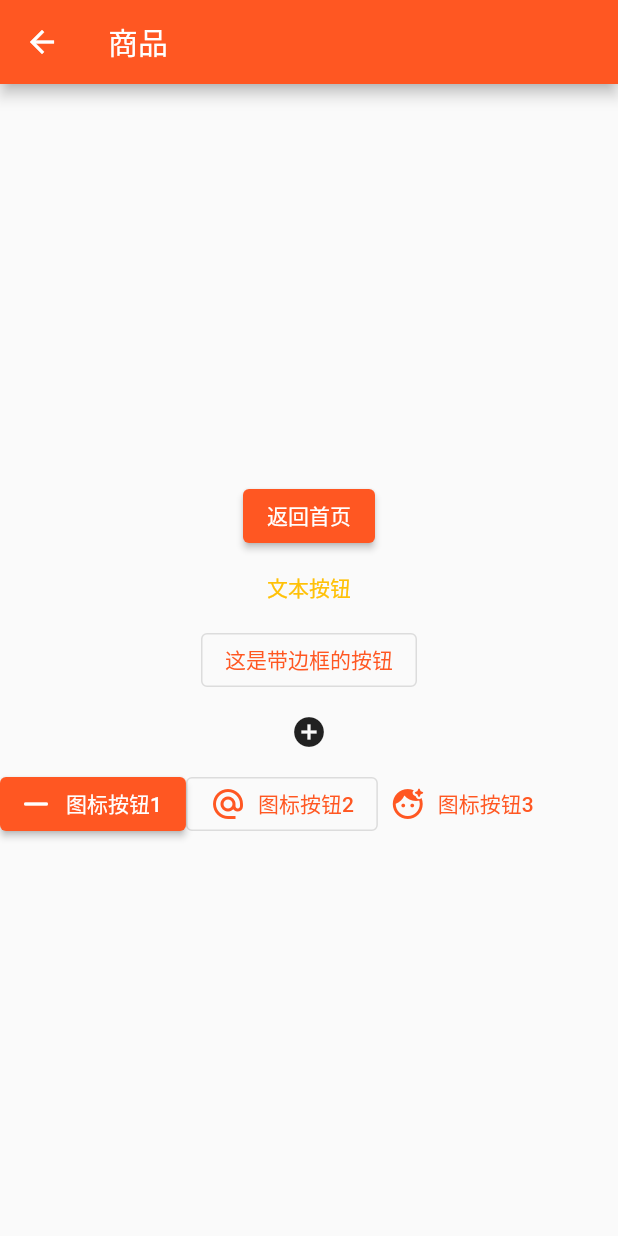
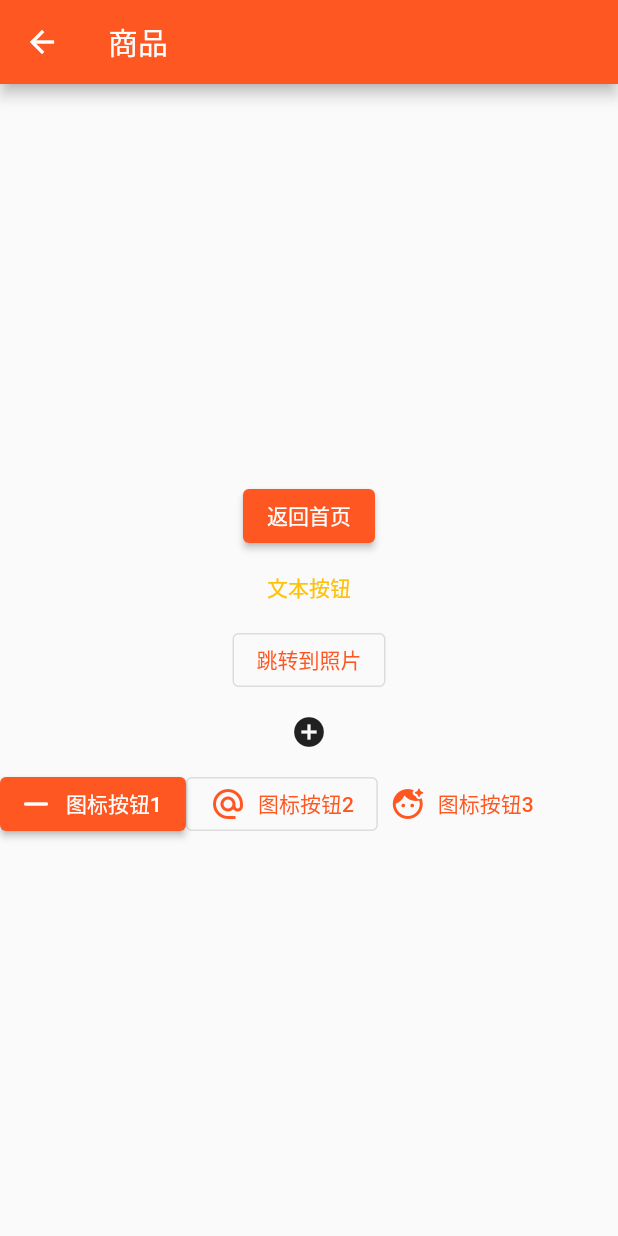
Before and after one commit to ylc927957426/flutterAPP, a Flutter app: the screen it shows after launch, after a tap on "点击跳转商品页面", on a phone screen of 412 x 824 dp. Run offline on Flutter 3.47's test engine with Material 2 defaults, Android fonts, the phone set to English and light mode, and no system bars; network calls fail.

Commit message:
添加底部tabbar

```diff
--- a/lib/goods/index.dart
+++ b/lib/goods/index.dart
@@ -34,9 +34,9 @@ class Goods extends StatelessWidget {
                   )),
               OutlinedButton(
                   onPressed: () {
-                    print('这是带边框的按钮');
+                    Navigator.pushNamed(context, '/photo');
                   },
-                  child: const Text('这是带边框的按钮')),
+                  child: const Text('跳转到照片')),
               IconButton(
                   onPressed: () {
                     print('这是图标按钮');
--- a/lib/home/index.dart
+++ b/lib/home/index.dart
@@ -61,6 +61,31 @@ class _MyHomePageState extends State<MyHomePage> {
           ],
         ),
       ),
+      bottomNavigationBar: BottomAppBar(
+        color: Colors.amber,
+        shape: const CircularNotchedRectangle(),
+        child: Row(
+          mainAxisAlignment: MainAxisAlignment.spaceAround,
+          children: [
+            IconButton(
+                onPressed: () {
+                  Navigator.pushNamed(context, '/');
+                },
+                icon: const Icon(Icons.home)),
+            IconButton(
+                onPressed: () {
+                  Navigator.pushNamed(context, '/goods');
+                },
+                icon: const Icon(Icons.local_grocery_store_outlined))
+          ],
+        ),
+      ),
+      floatingActionButton: FloatingActionButton(
+        onPressed: () {
+          Navigator.pushNamed(context, '/photo');
+        },
+      ),
+      floatingActionButtonLocation: FloatingActionButtonLocation.centerDocked,
     );
   }
 }
--- a/lib/main.dart
+++ b/lib/main.dart
@@ -1,4 +1,5 @@
 import 'package:flutter/material.dart';
+import 'package:flutter_text/photo/index.dart';
 import 'home/index.dart';
 import './goods/index.dart';
 
@@ -18,7 +19,8 @@ class MyApp extends StatelessWidget {
       ),
       routes: {
         "/": (context) => const MyHomePage(),
-        "/goods": (context) => const Goods()
+        "/goods": (context) => const Goods(),
+        "/photo": (context) => const Photo()
       },
     );
   }
```
Also changed, not shown: lib/photo/index.dart (added, +40 -0 lines).
